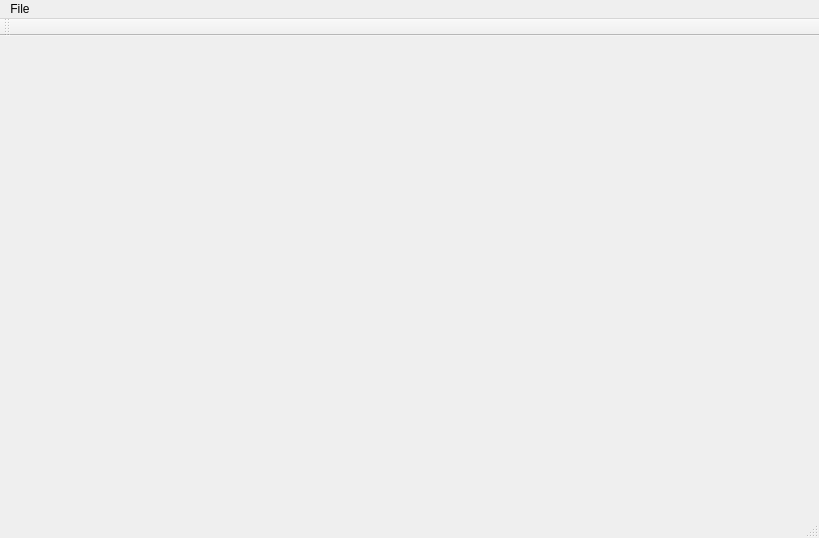
cloudnativeninja/LicensePlateRecognition, file src/gui/mainwindow.ui: the form before one commit.
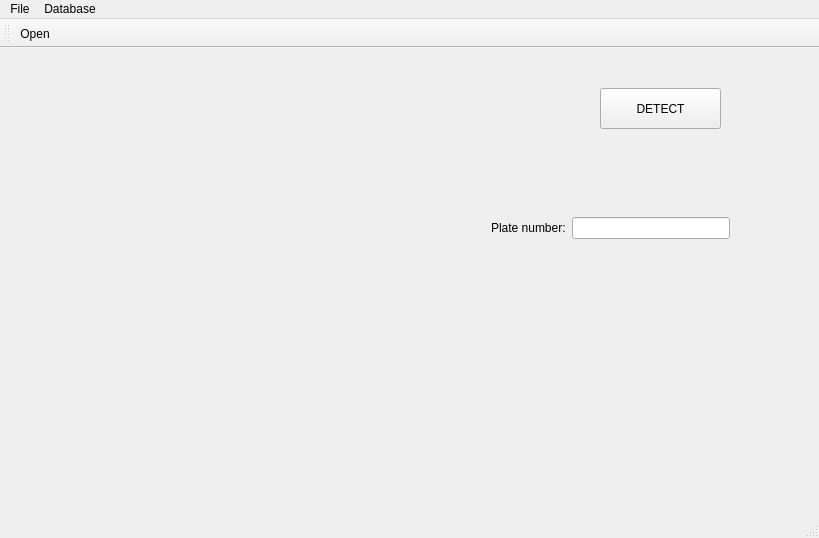
The form after the commit. Icons and pictures are not drawn.

Commit message: c'est beau

Patch:
```diff
--- a/src/gui/mainwindow.ui
+++ b/src/gui/mainwindow.ui
@@ -14,13 +14,61 @@
    <string>MainWindow</string>
   </property>
   <widget class="QWidget" name="centralWidget">
-   <widget class="QLabel" name="imageLabel">
+   <widget class="QPushButton" name="detect_button">
     <property name="geometry">
      <rect>
-      <x>40</x>
+      <x>600</x>
       <y>40</y>
-      <width>391</width>
-      <height>351</height>
+      <width>121</width>
+      <height>41</height>
+     </rect>
+    </property>
+    <property name="text">
+     <string>DETECT</string>
+    </property>
+   </widget>
+   <widget class="QLabel" name="error_label">
+    <property name="geometry">
+     <rect>
+      <x>450</x>
+      <y>90</y>
+      <width>361</width>
+      <height>31</height>
+     </rect>
+    </property>
+    <property name="text">
+     <string/>
+    </property>
+   </widget>
+   <widget class="QWidget" name="horizontalLayoutWidget">
+    <property name="geometry">
+     <rect>
+      <x>480</x>
+      <y>140</y>
+      <width>261</width>
+      <height>80</height>
+     </rect>
+    </property>
+    <layout class="QHBoxLayout" name="horizontalLayout">
+     <item>
+      <widget class="QLabel" name="label">
+       <property name="text">
+        <string>Plate number:</string>
+       </property>
+      </widget>
+     </item>
+     <item>
+      <widget class="QLineEdit" name="lineEdit"/>
+     </item>
+    </layout>
+   </widget>
+   <widget class="QLabel" name="image_label">
+    <property name="geometry">
+     <rect>
+      <x>10</x>
+      <y>10</y>
+      <width>451</width>
+      <height>311</height>
      </rect>
     </property>
     <property name="text">
@@ -43,7 +91,15 @@
     </property>
     <addaction name="action_Open"/>
    </widget>
+   <widget class="QMenu" name="menuDatabase">
+    <property name="title">
+     <string>Database</string>
+    </property>
+    <addaction name="actionLoad_Database"/>
+    <addaction name="actionSave"/>
+   </widget>
    <addaction name="menuFile"/>
+   <addaction name="menuDatabase"/>
   </widget>
   <widget class="QToolBar" name="mainToolBar">
    <attribute name="toolBarArea">
@@ -52,6 +108,7 @@
    <attribute name="toolBarBreak">
     <bool>false</bool>
    </attribute>
+   <addaction name="action_Open"/>
   </widget>
   <widget class="QStatusBar" name="statusBar"/>
   <action name="action_Open">
```
Left out of the diff: 17 changed lines with no effect on the pictures. The commit also changes 1 other file.
